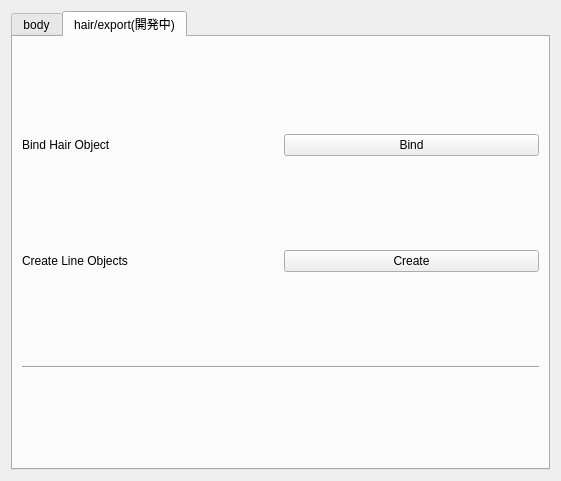
Before: the Qt Designer form SBT_Qt2.ui in yowashi/simple_bind_tool, drawn with Qt 5.
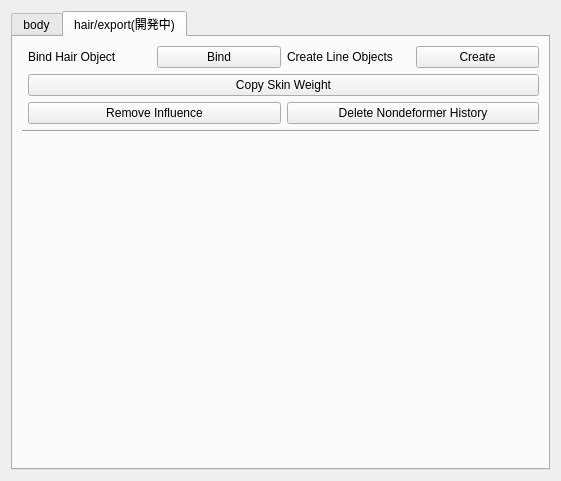
After: the same form once the commit is applied. The open tabs and pages were chosen to show the change.

Commit message: 機能追加

The edit to the form file:
```diff
--- a/SBT_Qt2.ui
+++ b/SBT_Qt2.ui
@@ -19,7 +19,7 @@
   <property name="windowTitle">
    <string>SinpleBindTool</string>
   </property>
-  <layout class="QGridLayout" name="gridLayout_3">
+  <layout class="QGridLayout" name="gridLayout">
    <item row="0" column="0">
     <widget class="QTabWidget" name="tabWidget">
      <property name="currentIndex">
@@ -168,9 +168,9 @@
       <attribute name="title">
        <string>hair/export(開発中)</string>
       </attribute>
-      <layout class="QGridLayout" name="gridLayout">
-       <item row="0" column="0">
-        <layout class="QHBoxLayout" name="horizontalLayout_4">
+      <layout class="QFormLayout" name="formLayout">
+       <item row="0" column="1">
+        <layout class="QHBoxLayout" name="horizontalLayout_5">
          <item>
           <widget class="QLabel" name="label_3">
            <property name="text">
@@ -185,10 +185,6 @@
            </property>
           </widget>
          </item>
-        </layout>
-       </item>
-       <item row="1" column="0">
-        <layout class="QHBoxLayout" name="horizontalLayout_3">
          <item>
           <widget class="QLabel" name="label_2">
            <property name="text">
@@ -205,7 +201,39 @@
          </item>
         </layout>
        </item>
-       <item row="2" column="0">
+       <item row="1" column="1">
+        <layout class="QVBoxLayout" name="verticalLayout_4">
+         <item>
+          <widget class="QPushButton" name="copyskin_obj_2">
+           <property name="text">
+            <string>Copy Skin Weight</string>
+           </property>
+          </widget>
+         </item>
+         <item>
+          <layout class="QHBoxLayout" name="horizontalLayout_3">
+           <item>
+            <widget class="QPushButton" name="remove_influence_btn_2">
+             <property name="text">
+              <string>Remove Influence</string>
+             </property>
+            </widget>
+           </item>
+           <item>
+            <widget class="QPushButton" name="delete_history_btn_2">
+             <property name="styleSheet">
+              <string notr="true"/>
+             </property>
+             <property name="text">
+              <string>Delete Nondeformer History</string>
+             </property>
+            </widget>
+           </item>
+          </layout>
+         </item>
+        </layout>
+       </item>
+       <item row="2" column="0" colspan="2">
         <widget class="Line" name="line">
          <property name="orientation">
           <enum>Qt::Horizontal</enum>
```
Left out of the diff: 8 changed lines with no effect on the pictures. The commit also changes 2 other files.
